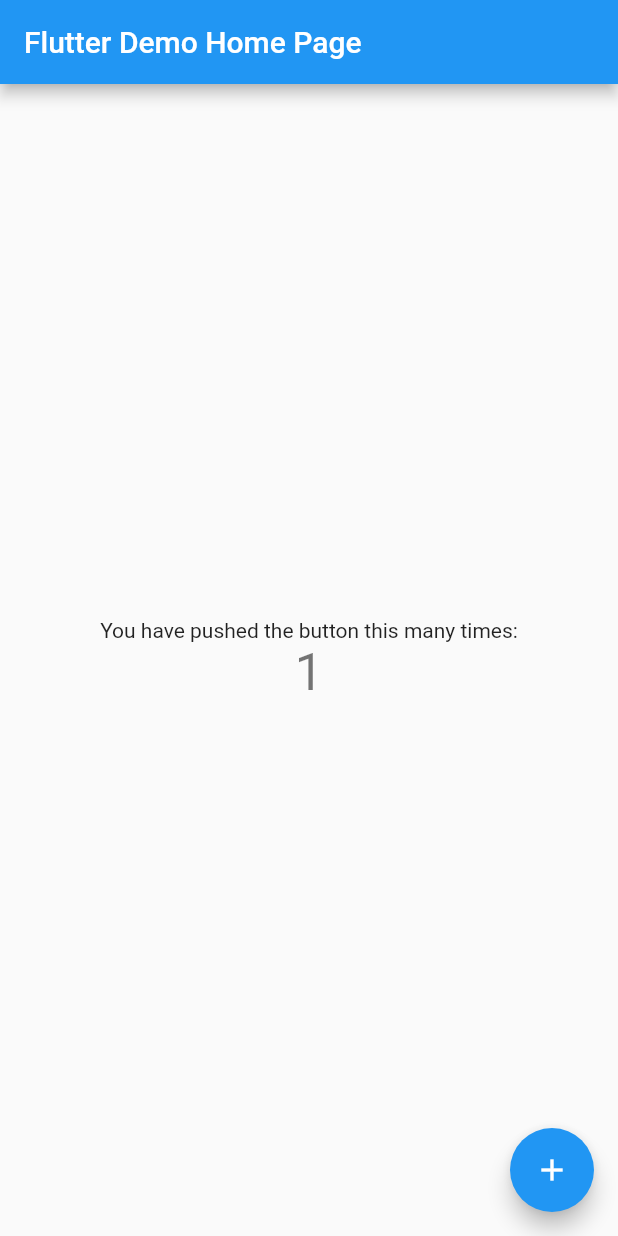
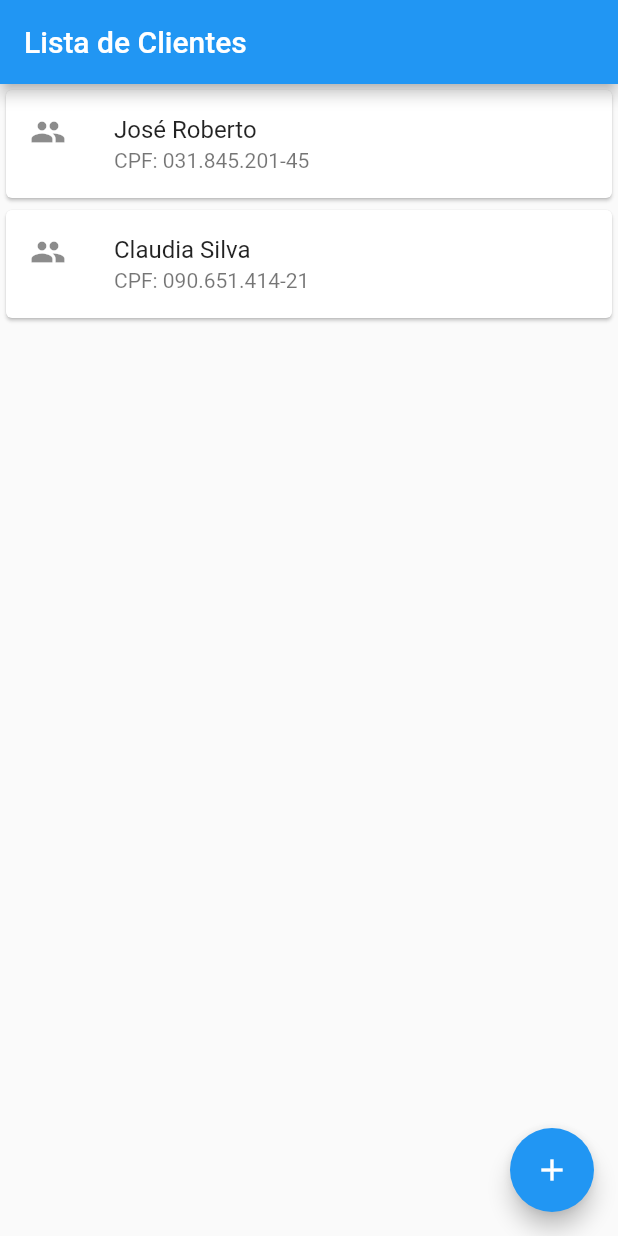
Before and after one commit to oliviamacedo-sortech/easycharge_mobile, a Flutter app: the screen it shows after launch, after a tap on the "add" icon, on a phone screen of 412 x 824 dp. Run offline on Flutter 3.47's test engine with Material 2 defaults, Android fonts, the phone set to English and light mode, and no system bars.

Commit message:
Listagem de Clientes estática

```diff
--- a/lib/main.dart
+++ b/lib/main.dart
@@ -1,115 +1,59 @@
 import 'package:flutter/material.dart';
 
-void main() {
-  runApp(const MyApp());
-}
+void main() => runApp(EasychargeApp());
 
-class MyApp extends StatelessWidget {
-  const MyApp({Key? key}) : super(key: key);
-
-  // This widget is the root of your application.
+class EasychargeApp extends StatelessWidget {
   @override
   Widget build(BuildContext context) {
     return MaterialApp(
-      title: 'Flutter Demo',
-      theme: ThemeData(
-        // This is the theme of your application.
-        //
-        // Try running your application with "flutter run". You'll see the
-        // application has a blue toolbar. Then, without quitting the app, try
-        // changing the primarySwatch below to Colors.green and then invoke
-        // "hot reload" (press "r" in the console where you ran "flutter run",
-        // or simply save your changes to "hot reload" in a Flutter IDE).
-        // Notice that the counter didn't reset back to zero; the application
-        // is not restarted.
-        primarySwatch: Colors.blue,
+      home: Scaffold(
+        body: ListaDeClientes(),
       ),
-      home: const MyHomePage(title: 'Flutter Demo Home Page'),
     );
   }
 }
 
-class MyHomePage extends StatefulWidget {
-  const MyHomePage({Key? key, required this.title}) : super(key: key);
-
-  // This widget is the home page of your application. It is stateful, meaning
-  // that it has a State object (defined below) that contains fields that affect
-  // how it looks.
-
-  // This class is the configuration for the state. It holds the values (in this
-  // case the title) provided by the parent (in this case the App widget) and
-  // used by the build method of the State. Fields in a Widget subclass are
-  // always marked "final".
-
-  final String title;
-
+class ListaDeClientes extends StatelessWidget {
   @override
-  State<MyHomePage> createState() => _MyHomePageState();
+  Widget build(BuildContext context) {
+    return Scaffold(
+      appBar: AppBar(
+        title: const Text('Lista de Clientes'),
+      ),
+      body: Column(
+        children: [
+          ItemCliente(Cliente('José Roberto', 'CPF: 031.845.201-45')),
+          ItemCliente(Cliente('Claudia Silva', 'CPF: 090.651.414-21')),
+        ],
+      ),
+      floatingActionButton: FloatingActionButton(
+        onPressed: () {},
+        child: const Icon(Icons.add),
+      ),
+    );
+  }
 }
 
-class _MyHomePageState extends State<MyHomePage> {
-  int _counter = 0;
+class ItemCliente extends StatelessWidget {
+  final Cliente cliente;
 
-  void _incrementCounter() {
-    setState(() {
-      // This call to setState tells the Flutter framework that something has
-      // changed in this State, which causes it to rerun the build method below
-      // so that the display can reflect the updated values. If we changed
-      // _counter without calling setState(), then the build method would not be
-      // called again, and so nothing would appear to happen.
-      _counter++;
-    });
-  }
+  ItemCliente(this.cliente);
 
   @override
   Widget build(BuildContext context) {
-    // This method is rerun every time setState is called, for instance as done
-    // by the _incrementCounter method above.
-    //
-    // The Flutter framework has been optimized to make rerunning build methods
-    // fast, so that you can just rebuild anything that needs updating rather
-    // than having to individually change instances of widgets.
-    return Scaffold(
-      appBar: AppBar(
-        // Here we take the value from the MyHomePage object that was created by
-        // the App.build method, and use it to set our appbar title.
-        title: Text(widget.title),
+    return Card(
+      child: ListTile(
+        leading: const Icon(Icons.people),
+        title: Text(cliente.nome),
+        subtitle: Text(cliente.cpf),
       ),
-      body: Center(
-        // Center is a layout widget. It takes a single child and positions it
-        // in the middle of the parent.
-        child: Column(
-          // Column is also a layout widget. It takes a list of children and
-          // arranges them vertically. By default, it sizes itself to fit its
-          // children horizontally, and tries to be as tall as its parent.
-          //
-          // Invoke "debug painting" (press "p" in the console, choose the
-          // "Toggle Debug Paint" action from the Flutter Inspector in Android
-          // Studio, or the "Toggle Debug Paint" command in Visual Studio Code)
-          // to see the wireframe for each widget.
-          //
-          // Column has various properties to control how it sizes itself and
-          // how it positions its children. Here we use mainAxisAlignment to
-          // center the children vertically; the main axis here is the vertical
-          // axis because Columns are vertical (the cross axis would be
-          // horizontal).
-          mainAxisAlignment: MainAxisAlignment.center,
-          children: <Widget>[
-            const Text(
-              'You have pushed the button this many times:',
-            ),
-            Text(
-              '$_counter',
-              style: Theme.of(context).textTheme.headline4,
-            ),
-          ],
-        ),
-      ),
-      floatingActionButton: FloatingActionButton(
-        onPressed: _incrementCounter,
-        tooltip: 'Increment',
-        child: const Icon(Icons.add),
-      ), // This trailing comma makes auto-formatting nicer for build methods.
     );
   }
 }
+
+class Cliente {
+  final String nome;
+  final String cpf;
+
+  Cliente(this.nome, this.cpf);
+}
```
Also changed, not shown: 1 other file.
